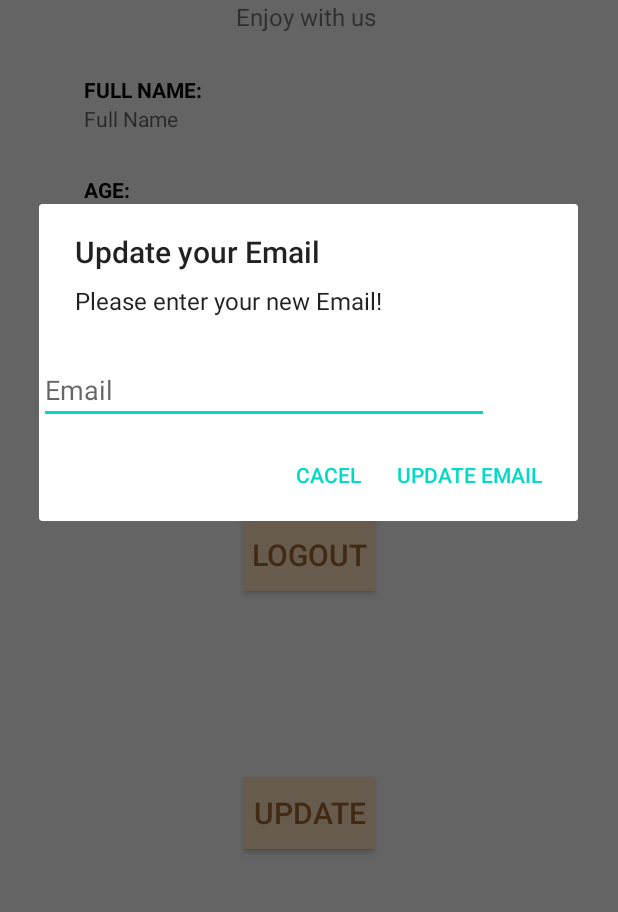
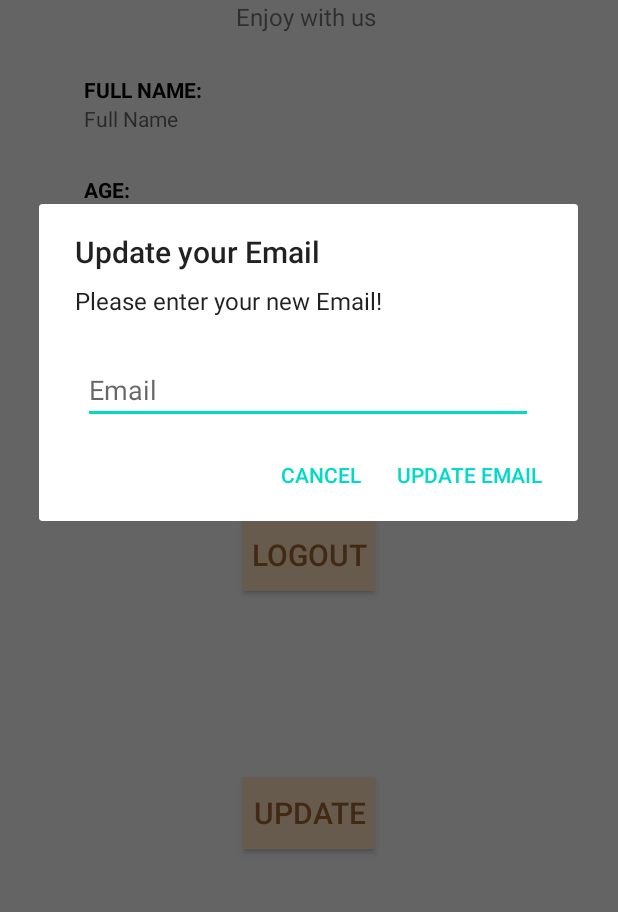
Before and after one commit to teamADJ/HappyPet, an Android app: the MainActivity screen opened directly, with no data from a screen before it, after a tap on "UPDATE", on a phone screen of 412 x 824 dp, the part 255-1167 px from its top. Run offline under Robolectric (Android 15) with nearby library versions, the phone set to English and light mode, and no system bars; our stand-ins replace Firebase (no records; nobody signed in at launch, a user with empty details on screens opened directly).

```diff
--- a/app/src/main/java/com/adj/happypet/MainActivity.java
+++ b/app/src/main/java/com/adj/happypet/MainActivity.java
@@ -46,6 +46,8 @@ public class MainActivity extends AppCompatActivity {
     private AlertDialog.Builder email_dialog;
     LayoutInflater inflater;
 
+    private String getEmail;
+
     @Override
     protected void onCreate(Bundle savedInstanceState) {
         super.onCreate(savedInstanceState);
@@ -54,7 +56,7 @@ public class MainActivity extends AppCompatActivity {
 
         //initialize Firebase ,Database Ref, get UserID
         mAuth = FirebaseAuth.getInstance();
-        fUser = FirebaseAuth.getInstance().getCurrentUser();
+        fUser = mAuth.getCurrentUser();
         userDBRef = FirebaseDatabase.getInstance().getReference("Member");
         userID = fUser.getUid();
 
@@ -103,9 +105,13 @@ public class MainActivity extends AppCompatActivity {
             public void onClick(View v) {
                 FirebaseAuth.getInstance().signOut();
                 Intent keLogin = new Intent(MainActivity.this,LoginActivity.class);
+                finish();
                 startActivity(keLogin);
+
             }
         });
+
+
 
         btn_update.setOnClickListener(new View.OnClickListener() {
             @Override
@@ -137,10 +143,12 @@ public class MainActivity extends AppCompatActivity {
 //                                        Toast.makeText(MainActivity.this, "Check", Toast.LENGTH_SHORT).show();
 //                                    }
 //                                });
+
+                                getEmail = email.getText().toString().trim();
 //
                                 //send reset link udah tpi DB belum ke update
-                                fUser = mAuth.getCurrentUser();
-                                fUser.updateEmail(email.getText().toString()).addOnCompleteListener(new OnCompleteListener<Void>() {
+
+                                fUser.updateEmail(getEmail).addOnCompleteListener(new OnCompleteListener<Void>() {
                                     @Override
                                     public void onComplete(@NonNull Task<Void> task) {
                                         Toast.makeText(MainActivity.this, "Reset email sent!", Toast.LENGTH_SHORT).show();
@@ -153,7 +161,7 @@ public class MainActivity extends AppCompatActivity {
                                 });
 
                             }
-                        }).setNegativeButton("Cacel",null).setView(view).create().show();
+                        }).setNegativeButton("Cancel",null).setView(view).create().show();
 
             }
         });
--- a/app/src/main/res/layout/activity_update_email.xml
+++ b/app/src/main/res/layout/activity_update_email.xml
@@ -11,6 +11,7 @@
     <EditText
         android:id="@+id/et_update_email"
         android:layout_width="300dp"
+        android:layout_gravity="center"
         android:layout_height="wrap_content"
         android:hint="Email" />
 
```
